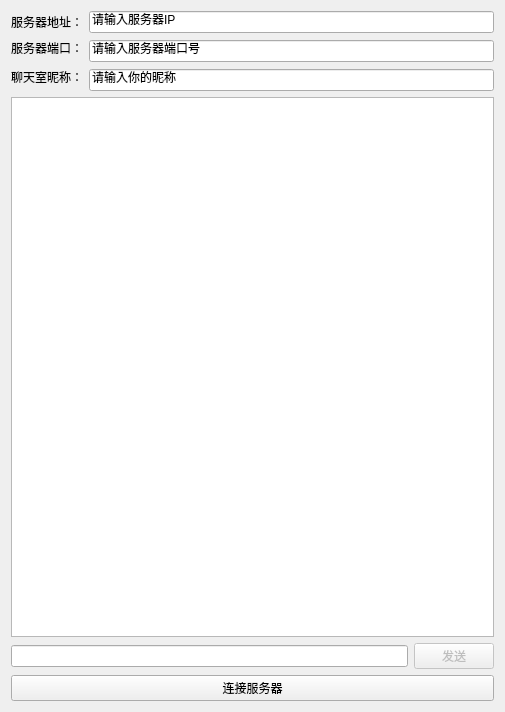
Old version of the form Client/clientdialog.ui in the repository Jearyhao/MyChat.
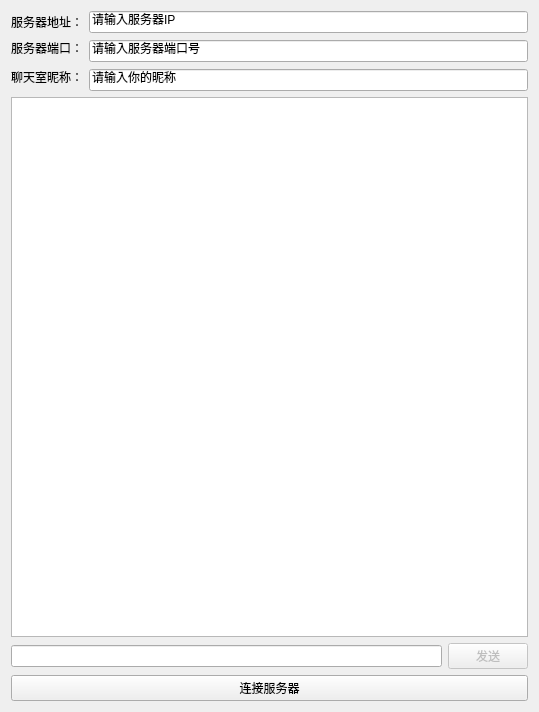
New version of the form.

Commit message: add friendItem and setting button

Diff of the .ui file:
```diff
--- a/Client/clientdialog.ui
+++ b/Client/clientdialog.ui
@@ -6,7 +6,7 @@
    <rect>
     <x>0</x>
     <y>0</y>
-    <width>505</width>
+    <width>539</width>
     <height>712</height>
    </rect>
   </property>
```
The commit also changes 7 other files.
